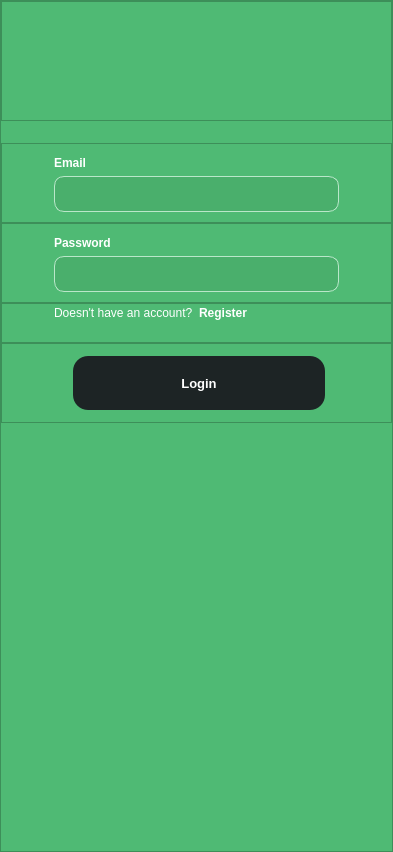
Kasitphoom/SmartWallet, file mainwindow.ui: the form before one commit.
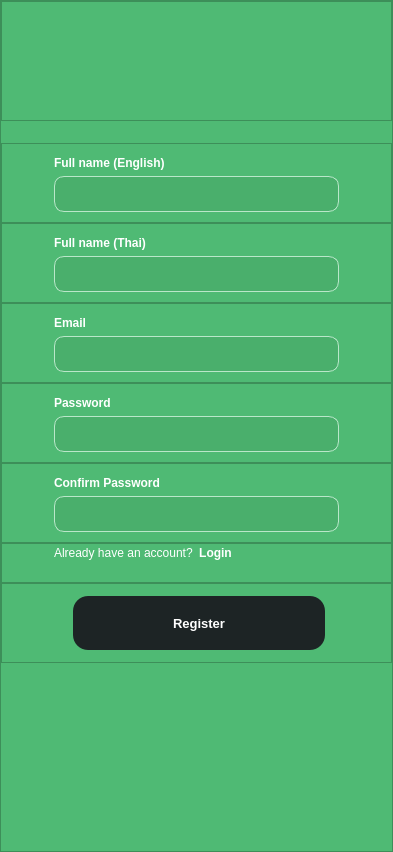
The form after the commit. Icons and pictures are not drawn.

Commit message: add register page

```diff
--- a/mainwindow.ui
+++ b/mainwindow.ui
@@ -54,7 +54,7 @@
     <item>
      <widget class="QStackedWidget" name="stackedWidget_2">
       <property name="currentIndex">
-       <number>1</number>
+       <number>2</number>
       </property>
       <widget class="QWidget" name="main_page">
        <layout class="QVBoxLayout" name="verticalLayout_2">
@@ -3555,6 +3555,804 @@
         </item>
        </layout>
       </widget>
+      <widget class="QWidget" name="register_page">
+       <layout class="QVBoxLayout" name="verticalLayout_28">
+        <property name="spacing">
+         <number>0</number>
+        </property>
+        <property name="leftMargin">
+         <number>0</number>
+        </property>
+        <property name="topMargin">
+         <number>0</number>
+        </property>
+        <property name="rightMargin">
+         <number>0</number>
+        </property>
+        <property name="bottomMargin">
+         <number>0</number>
+        </property>
+        <item>
+         <widget class="QFrame" name="registerWrap">
+          <property name="styleSheet">
+           <string notr="true">background-color: rgb(79, 186, 116);</string>
+          </property>
+          <property name="frameShape">
+           <enum>QFrame::StyledPanel</enum>
+          </property>
+          <property name="frameShadow">
+           <enum>QFrame::Raised</enum>
+          </property>
+          <property name="lineWidth">
+           <number>0</number>
+          </property>
+          <layout class="QVBoxLayout" name="verticalLayout_31">
+           <property name="spacing">
+            <number>0</number>
+           </property>
+           <property name="leftMargin">
+            <number>0</number>
+           </property>
+           <property name="topMargin">
+            <number>0</number>
+           </property>
+           <property name="rightMargin">
+            <number>0</number>
+           </property>
+           <property name="bottomMargin">
+            <number>0</number>
+           </property>
+           <item>
+            <widget class="QFrame" name="register_logo">
+             <property name="minimumSize">
+              <size>
+               <width>0</width>
+               <height>120</height>
+              </size>
+             </property>
+             <property name="styleSheet">
+              <string notr="true">background-image: url(:/images/image/sw_full_logo.svg);
+background-repeat: no-repeat;
+background-position: center bottom;</string>
+             </property>
+             <property name="frameShape">
+              <enum>QFrame::StyledPanel</enum>
+             </property>
+             <property name="frameShadow">
+              <enum>QFrame::Raised</enum>
+             </property>
+            </widget>
+           </item>
+           <item>
+            <spacer name="verticalSpacer_7">
+             <property name="orientation">
+              <enum>Qt::Vertical</enum>
+             </property>
+             <property name="sizeType">
+              <enum>QSizePolicy::Fixed</enum>
+             </property>
+             <property name="sizeHint" stdset="0">
+              <size>
+               <width>20</width>
+               <height>22</height>
+              </size>
+             </property>
+            </spacer>
+           </item>
+           <item>
+            <widget class="QFrame" name="registerFullNameENFrame">
+             <property name="minimumSize">
+              <size>
+               <width>0</width>
+               <height>62</height>
+              </size>
+             </property>
+             <property name="maximumSize">
+              <size>
+               <width>16777215</width>
+               <height>80</height>
+              </size>
+             </property>
+             <property name="frameShape">
+              <enum>QFrame::StyledPanel</enum>
+             </property>
+             <property name="frameShadow">
+              <enum>QFrame::Raised</enum>
+             </property>
+             <layout class="QVBoxLayout" name="verticalLayout_33">
+              <property name="spacing">
+               <number>6</number>
+              </property>
+              <property name="leftMargin">
+               <number>52</number>
+              </property>
+              <property name="topMargin">
+               <number>12</number>
+              </property>
+              <property name="rightMargin">
+               <number>52</number>
+              </property>
+              <property name="bottomMargin">
+               <number>10</number>
+              </property>
+              <item>
+               <widget class="QLabel" name="registerFullNameENLabel">
+                <property name="font">
+                 <font>
+                  <bold>true</bold>
+                 </font>
+                </property>
+                <property name="styleSheet">
+                 <string notr="true">color: rgb(255, 255, 255);</string>
+                </property>
+                <property name="text">
+                 <string>Full name (English)</string>
+                </property>
+               </widget>
+              </item>
+              <item>
+               <widget class="QTextEdit" name="registerFullNameENTextEdit">
+                <property name="minimumSize">
+                 <size>
+                  <width>0</width>
+                  <height>35</height>
+                 </size>
+                </property>
+                <property name="maximumSize">
+                 <size>
+                  <width>16777215</width>
+                  <height>80</height>
+                 </size>
+                </property>
+                <property name="font">
+                 <font>
+                  <pointsize>12</pointsize>
+                  <bold>false</bold>
+                 </font>
+                </property>
+                <property name="styleSheet">
+                 <string notr="true">QTextEdit {
+    border: 1px solid rgb(186, 231, 202); /* Light gray border */
+    color: #ffffff; /* Dark gray text color */
+	background-color: rgb(74, 175, 108);
+	border-radius: 10px;
+	padding-left: 8px;
+	padding-top: 2px;
+}
+
+QTextEdit:focus {
+	border: 1px solid #ffffff;
+}
+
+QTextEdit::placeholder {
+    color: #999; /* Light gray placeholder text color */
+}
+
+QTextEdit::disabled {
+    background-color: #eee; /* Lighter gray background for disabled state */
+    color: #666; /* Dimmed text color for disabled state */
+    border-color: #ddd; /* Lighter gray border for disabled state */
+}
+</string>
+                </property>
+                <property name="tabChangesFocus">
+                 <bool>true</bool>
+                </property>
+               </widget>
+              </item>
+             </layout>
+            </widget>
+           </item>
+           <item>
+            <widget class="QFrame" name="registerFullNameTHFrame">
+             <property name="minimumSize">
+              <size>
+               <width>0</width>
+               <height>62</height>
+              </size>
+             </property>
+             <property name="maximumSize">
+              <size>
+               <width>16777215</width>
+               <height>80</height>
+              </size>
+             </property>
+             <property name="frameShape">
+              <enum>QFrame::StyledPanel</enum>
+             </property>
+             <property name="frameShadow">
+              <enum>QFrame::Raised</enum>
+             </property>
+             <layout class="QVBoxLayout" name="verticalLayout_50">
+              <property name="spacing">
+               <number>6</number>
+              </property>
+              <property name="leftMargin">
+               <number>52</number>
+              </property>
+              <property name="topMargin">
+               <number>12</number>
+              </property>
+              <property name="rightMargin">
+               <number>52</number>
+              </property>
+              <property name="bottomMargin">
+               <number>10</number>
+              </property>
+              <item>
+               <widget class="QLabel" name="registerFullNameTHLabel">
+                <property name="font">
+                 <font>
+                  <bold>true</bold>
+                 </font>
+                </property>
+                <property name="styleSheet">
+                 <string notr="true">color: rgb(255, 255, 255);</string>
+                </property>
+                <property name="text">
+                 <string>Full name (Thai)</string>
+                </property>
+               </widget>
+              </item>
+              <item>
+               <widget class="QTextEdit" name="registerFullNameTHTextEdit">
+                <property name="minimumSize">
+                 <size>
+                  <width>0</width>
+                  <height>35</height>
+                 </size>
+                </property>
+                <property name="maximumSize">
+                 <size>
+                  <width>16777215</width>
+                  <height>80</height>
+                 </size>
+                </property>
+                <property name="font">
+                 <font>
+                  <pointsize>12</pointsize>
+                  <bold>false</bold>
+                 </font>
+                </property>
+                <property name="styleSheet">
+                 <string notr="true">QTextEdit {
+    border: 1px solid rgb(186, 231, 202); /* Light gray border */
+    color: #ffffff; /* Dark gray text color */
+	background-color: rgb(74, 175, 108);
+	border-radius: 10px;
+	padding-left: 8px;
+	padding-top: 2px;
+}
+
+QTextEdit:focus {
+	border: 1px solid #ffffff;
+}
+
+QTextEdit::placeholder {
+    color: #999; /* Light gray placeholder text color */
+}
+
+QTextEdit::disabled {
+    background-color: #eee; /* Lighter gray background for disabled state */
+    color: #666; /* Dimmed text color for disabled state */
+    border-color: #ddd; /* Lighter gray border for disabled state */
+}
+</string>
+                </property>
+                <property name="tabChangesFocus">
+                 <bool>true</bool>
+                </property>
+               </widget>
+              </item>
+             </layout>
+            </widget>
+           </item>
+           <item>
+            <widget class="QFrame" name="registerEmailFrame">
+             <property name="minimumSize">
+              <size>
+               <width>0</width>
+               <height>62</height>
+              </size>
+             </property>
+             <property name="maximumSize">
+              <size>
+               <width>16777215</width>
+               <height>80</height>
+              </size>
+             </property>
+             <property name="frameShape">
+              <enum>QFrame::StyledPanel</enum>
+             </property>
+             <property name="frameShadow">
+              <enum>QFrame::Raised</enum>
+             </property>
+             <layout class="QVBoxLayout" name="verticalLayout_32">
+              <property name="spacing">
+               <number>6</number>
+              </property>
+              <property name="leftMargin">
+               <number>52</number>
+              </property>
+              <property name="topMargin">
+               <number>12</number>
+              </property>
+              <property name="rightMargin">
+               <number>52</number>
+              </property>
+              <property name="bottomMargin">
+               <number>10</number>
+              </property>
+              <item>
+               <widget class="QLabel" name="registerEmailLabel">
+                <property name="font">
+                 <font>
+                  <bold>true</bold>
+                 </font>
+                </property>
+                <property name="styleSheet">
+                 <string notr="true">color: rgb(255, 255, 255);</string>
+                </property>
+                <property name="text">
+                 <string>Email</string>
+                </property>
+               </widget>
+              </item>
+              <item>
+               <widget class="QTextEdit" name="registerEmailTextEdit">
+                <property name="minimumSize">
+                 <size>
+                  <width>0</width>
+                  <height>35</height>
+                 </size>
+                </property>
+                <property name="maximumSize">
+                 <size>
+                  <width>16777215</width>
+                  <height>80</height>
+                 </size>
+                </property>
+                <property name="font">
+                 <font>
+                  <pointsize>12</pointsize>
+                  <bold>false</bold>
+                 </font>
+                </property>
+                <property name="styleSheet">
+                 <string notr="true">QTextEdit {
+    border: 1px solid rgb(186, 231, 202); /* Light gray border */
+    color: #ffffff; /* Dark gray text color */
+	background-color: rgb(74, 175, 108);
+	border-radius: 10px;
+	padding-left: 8px;
+	padding-top: 2px;
+}
+
+QTextEdit:focus {
+	border: 1px solid #ffffff;
+}
+
+QTextEdit::placeholder {
+    color: #999; /* Light gray placeholder text color */
+}
+
+QTextEdit::disabled {
+    background-color: #eee; /* Lighter gray background for disabled state */
+    color: #666; /* Dimmed text color for disabled state */
+    border-color: #ddd; /* Lighter gray border for disabled state */
+}
+</string>
+                </property>
+                <property name="tabChangesFocus">
+                 <bool>true</bool>
+                </property>
+               </widget>
+              </item>
+             </layout>
+            </widget>
+           </item>
+           <item>
+            <widget class="QFrame" name="registerPasswordFrame">
+             <property name="minimumSize">
+              <size>
+               <width>0</width>
+               <height>62</height>
+              </size>
+             </property>
+             <property name="maximumSize">
+              <size>
+               <width>16777215</width>
+               <height>80</height>
+              </size>
+             </property>
+             <property name="frameShape">
+              <enum>QFrame::StyledPanel</enum>
+             </property>
+             <property name="frameShadow">
+              <enum>QFrame::Raised</enum>
+             </property>
+             <layout class="QVBoxLayout" name="verticalLayout_39">
+              <property name="spacing">
+               <number>6</number>
+              </property>
+              <property name="leftMargin">
+               <number>52</number>
+              </property>
+              <property name="topMargin">
+               <number>12</number>
+              </property>
+              <property name="rightMargin">
+               <number>52</number>
+              </property>
+              <property name="bottomMargin">
+               <number>10</number>
+              </property>
+              <item>
+               <widget class="QLabel" name="registerPasswordLabel">
+                <property name="font">
+                 <font>
+                  <bold>true</bold>
+                 </font>
+                </property>
+                <property name="styleSheet">
+                 <string notr="true">color: rgb(255, 255, 255);</string>
+                </property>
+                <property name="text">
+                 <string>Password</string>
+                </property>
+               </widget>
+              </item>
+              <item>
+               <widget class="QTextEdit" name="registerPasswordTextEdit">
+                <property name="minimumSize">
+                 <size>
+                  <width>0</width>
+                  <height>35</height>
+                 </size>
+                </property>
+                <property name="maximumSize">
+                 <size>
+                  <width>16777215</width>
+                  <height>80</height>
+                 </size>
+                </property>
+                <property name="font">
+                 <font>
+                  <pointsize>12</pointsize>
+                  <bold>false</bold>
+                 </font>
+                </property>
+                <property name="styleSheet">
+                 <string notr="true">QTextEdit {
+    border: 1px solid rgb(186, 231, 202); /* Light gray border */
+    color: #ffffff; /* Dark gray text color */
+	background-color: rgb(74, 175, 108);
+	border-radius: 10px;
+	padding-left: 8px;
+	padding-top: 2px;
+}
+
+QTextEdit:focus {
+	border: 1px solid #ffffff;
+}
+
+QTextEdit::placeholder {
+    color: #999; /* Light gray placeholder text color */
+}
+
+QTextEdit::disabled {
+    background-color: #eee; /* Lighter gray background for disabled state */
+    color: #666; /* Dimmed text color for disabled state */
+    border-color: #ddd; /* Lighter gray border for disabled state */
+}
+</string>
+                </property>
+                <property name="tabChangesFocus">
+                 <bool>true</bool>
+                </property>
+               </widget>
+              </item>
+             </layout>
+            </widget>
+           </item>
+           <item>
+            <widget class="QFrame" name="registerConfirmPasswordFrame">
+             <property name="minimumSize">
+              <size>
+               <width>0</width>
+               <height>62</height>
+              </size>
+             </property>
+             <property name="maximumSize">
+              <size>
+               <width>16777215</width>
+               <height>80</height>
+              </size>
+             </property>
+             <property name="frameShape">
+              <enum>QFrame::StyledPanel</enum>
+             </property>
+             <property name="frameShadow">
+              <enum>QFrame::Raised</enum>
+             </property>
+             <layout class="QVBoxLayout" name="verticalLayout_53">
+              <property name="spacing">
+               <number>6</number>
+              </property>
+              <property name="leftMargin">
+               <number>52</number>
+              </property>
+              <property name="topMargin">
+               <number>12</number>
+              </property>
+              <property name="rightMargin">
+               <number>52</number>
+              </property>
+              <property name="bottomMargin">
+               <number>10</number>
+              </property>
+              <item>
+               <widget class="QLabel" name="registerConfirmPasswordLabel">
+                <property name="font">
+                 <font>
+                  <bold>true</bold>
+                 </font>
+                </property>
+                <property name="styleSheet">
+                 <string notr="true">color: rgb(255, 255, 255);</string>
+                </property>
+                <property name="text">
+                 <string>Confirm Password</string>
+                </property>
+               </widget>
+              </item>
+              <item>
+               <widget class="QTextEdit" name="registerConfirmPasswordTextEdit">
+                <property name="minimumSize">
+                 <size>
+                  <width>0</width>
+                  <height>35</height>
+                 </size>
+                </property>
+                <property name="maximumSize">
+                 <size>
+                  <width>16777215</width>
+                  <height>80</height>
+                 </size>
+                </property>
+                <property name="font">
+                 <font>
+                  <pointsize>12</pointsize>
+                  <bold>false</bold>
+                 </font>
+                </property>
+                <property name="styleSheet">
+                 <string notr="true">QTextEdit {
+    border: 1px solid rgb(186, 231, 202); /* Light gray border */
+    color: #ffffff; /* Dark gray text color */
+	background-color: rgb(74, 175, 108);
+	border-radius: 10px;
+	padding-left: 8px;
+	padding-top: 2px;
+}
+
+QTextEdit:focus {
+	border: 1px solid #ffffff;
+}
+
+QTextEdit::placeholder {
+    color: #999; /* Light gray placeholder text color */
+}
+
+QTextEdit::disabled {
+    background-color: #eee; /* Lighter gray background for disabled state */
+    color: #666; /* Dimmed text color for disabled state */
+    border-color: #ddd; /* Lighter gray border for disabled state */
+}
+</string>
+                </property>
+                <property name="tabChangesFocus">
+                 <bool>true</bool>
+                </property>
+               </widget>
+              </item>
+             </layout>
+            </widget>
+           </item>
+           <item>
+            <widget class="QFrame" name="registerRedirectFrame">
+             <property name="minimumSize">
+              <size>
+               <width>0</width>
+               <height>40</height>
+              </size>
+             </property>
+             <property name="maximumSize">
+              <size>
+               <width>16777215</width>
+               <height>40</height>
+              </size>
+             </property>
+             <property name="frameShape">
+              <enum>QFrame::StyledPanel</enum>
+             </property>
+             <property name="frameShadow">
+              <enum>QFrame::Raised</enum>
+             </property>
+             <layout class="QHBoxLayout" name="horizontalLayout_14">
+              <property name="spacing">
+               <number>6</number>
+              </property>
+              <property name="leftMargin">
+               <number>52</number>
+              </property>
+              <property name="topMargin">
+               <number>0</number>
+              </property>
+              <property name="rightMargin">
+               <number>0</number>
+              </property>
+              <property name="bottomMargin">
+               <number>20</number>
+              </property>
+              <item>
+               <widget class="QLabel" name="label_18">
+                <property name="maximumSize">
+                 <size>
+                  <width>140</width>
+                  <height>16777215</height>
+                 </size>
+                </property>
+                <property name="font">
+                 <font>
+                  <bold>false</bold>
+                 </font>
+                </property>
+                <property name="styleSheet">
+                 <string notr="true">color: rgb(255, 255, 255);</string>
+                </property>
+                <property name="text">
+                 <string>Already have an account?</string>
+                </property>
+               </widget>
+              </item>
+              <item>
+               <widget class="QPushButton" name="redirectToLoginButton">
+                <property name="minimumSize">
+                 <size>
+                  <width>20</width>
+                  <height>0</height>
+                 </size>
+                </property>
+                <property name="maximumSize">
+                 <size>
+                  <width>50</width>
+                  <height>16777215</height>
+                 </size>
+                </property>
+                <property name="font">
+                 <font>
+                  <bold>true</bold>
+                 </font>
+                </property>
+                <property name="cursor">
+                 <cursorShape>PointingHandCursor</cursorShape>
+                </property>
+                <property name="styleSheet">
+                 <string notr="true">color: rgb(255, 255, 255);
+border: none;</string>
+                </property>
+                <property name="text">
+                 <string>Login</string>
+                </property>
+               </widget>
+              </item>
+              <item>
+               <spacer name="horizontalSpacer_7">
+                <property name="orientation">
+                 <enum>Qt::Horizontal</enum>
+                </property>
+                <property name="sizeHint" stdset="0">
+                 <size>
+                  <width>40</width>
+                  <height>20</height>
+                 </size>
+                </property>
+               </spacer>
+              </item>
+             </layout>
+            </widget>
+           </item>
+           <item>
+            <widget class="QFrame" name="registerButtonFrame">
+             <property name="minimumSize">
+              <size>
+               <width>0</width>
+               <height>80</height>
+              </size>
+             </property>
+             <property name="maximumSize">
+              <size>
+               <width>16777215</width>
+               <height>16777215</height>
+              </size>
+             </property>
+             <property name="frameShape">
+              <enum>QFrame::StyledPanel</enum>
+             </property>
+             <property name="frameShadow">
+              <enum>QFrame::Raised</enum>
+             </property>
+             <layout class="QVBoxLayout" name="verticalLayout_45">
+              <property name="spacing">
+               <number>6</number>
+              </property>
+              <property name="leftMargin">
+               <number>71</number>
+              </property>
+              <property name="topMargin">
+               <number>0</number>
+              </property>
+              <property name="rightMargin">
+               <number>52</number>
+              </property>
+              <property name="bottomMargin">
+               <number>0</number>
+              </property>
+              <item>
+               <widget class="QPushButton" name="registerButton">
+                <property name="minimumSize">
+                 <size>
+                  <width>0</width>
+                  <height>54</height>
+                 </size>
+                </property>
+                <property name="maximumSize">
+                 <size>
+                  <width>252</width>
+                  <height>16777215</height>
+                 </size>
+                </property>
+                <property name="font">
+                 <font>
+                  <pointsize>10</pointsize>
+                  <bold>true</bold>
+                 </font>
+                </property>
+                <property name="cursor">
+                 <cursorShape>PointingHandCursor</cursorShape>
+                </property>
+                <property name="styleSheet">
+                 <string notr="true">color: rgb(255, 255, 255);
+background-color: rgb(29, 36, 37);
+border-radius: 15px</string>
+                </property>
+                <property name="text">
+                 <string>Register</string>
+                </property>
+               </widget>
+              </item>
+             </layout>
+            </widget>
+           </item>
+           <item>
+            <spacer name="verticalSpacer_8">
+             <property name="orientation">
+              <enum>Qt::Vertical</enum>
+             </property>
+             <property name="sizeHint" stdset="0">
+              <size>
+               <width>20</width>
+               <height>40</height>
+              </size>
+             </property>
+            </spacer>
+           </item>
+          </layout>
+         </widget>
+        </item>
+       </layout>
+      </widget>
      </widget>
     </item>
    </layout>
```
Left out of the diff: 5 changed lines with no effect on the pictures.
